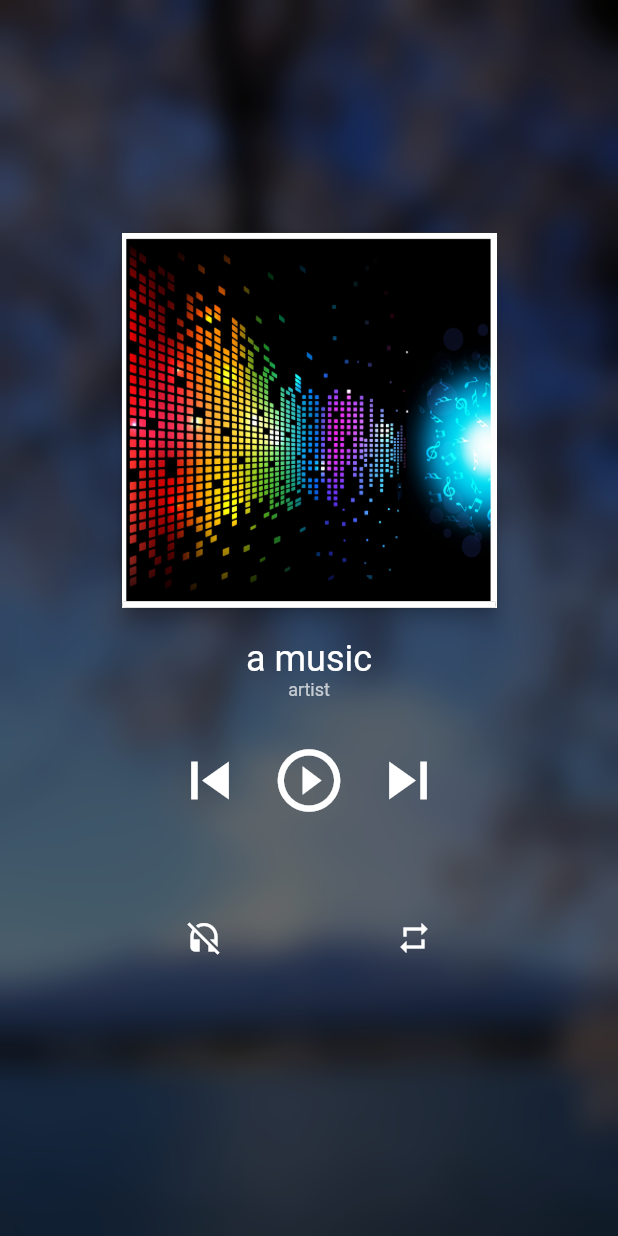
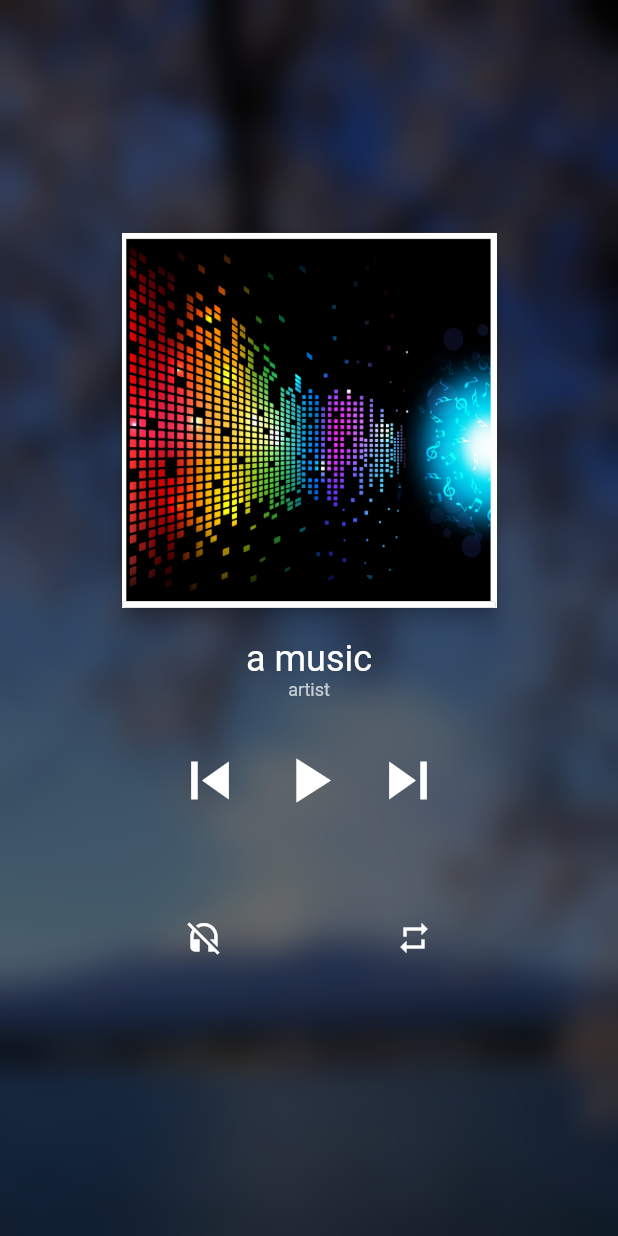
Before and after one commit to Kurun-pan/flutter-music-player, a Flutter app: the screen it shows after launch, after a tap on "a music", on a phone screen of 412 x 824 dp. Run offline on Flutter 3.47's test engine with Material 2 defaults, Android fonts, the phone set to English and light mode, and no system bars; our stand-ins replace flutter_swiper.

```diff
--- a/lib/pages/playing_page.dart
+++ b/lib/pages/playing_page.dart
@@ -117,7 +117,7 @@ class _PlayingState extends State<PlayingPage> {
 
   Future next(Musics m) async {
     stop();
-    setState(() => play(m.nextTrack));
+    play(m.nextTrack);
   }
 
   Future prev(Musics m) async {
@@ -129,6 +129,14 @@ class _PlayingState extends State<PlayingPage> {
     final result = await audioPlayer.mute(muted);
     if (result)
       setState(() => isMuted = muted);
+  }
+
+  void changeTrack(int index) {
+    //print("index = $index");
+    if (index > widget.musics.currentIndex)
+      next(widget.musics);
+    else
+      prev(widget.musics);
   }
 
   @override
@@ -153,7 +161,7 @@ class _PlayingState extends State<PlayingPage> {
           ),
           new Row(mainAxisSize: MainAxisSize.min, children: [
             new CustomIconButton(Icons.skip_previous, () => prev(widget.musics)),
-            new CustomIconButton(isPlaying ? Icons.pause_circle_outline : Icons.play_circle_outline,
+            new CustomIconButton(isPlaying ? Icons.pause : Icons.play_arrow,
                 isPlaying ? () => pause() : () => play(widget._music)),
             new CustomIconButton(Icons.skip_next, () => next(widget.musics)),
           ]),
@@ -203,7 +211,7 @@ class _PlayingState extends State<PlayingPage> {
         mainAxisAlignment: MainAxisAlignment.center,
         mainAxisSize: MainAxisSize.min,
         children: [
-          new AlbumUI(music, duration, position),
+          new AlbumUI(widget.musics, music, duration, position, changeTrack),
           new Material(
             child: _buildPlayer(),
             color: Colors.transparent,
--- a/lib/widgets/player/album_ui.dart
+++ b/lib/widgets/player/album_ui.dart
@@ -1,13 +1,17 @@
 import 'dart:io';
 import 'package:flutter/material.dart';
+import 'package:flutter_swiper/flutter_swiper.dart';
+import 'package:flutter_music_player_app/data/musics.dart';
 import 'package:flutter_music_player_app/data/music.dart';
 
 class AlbumUI extends StatefulWidget {
+  final Musics musics;
   final Music music;
   final Duration position;
   final Duration duration;
+  final void Function(int) changeTrackHandler;
 
-  AlbumUI(this.music, this.duration, this.position);
+  AlbumUI(this.musics, this.music, this.duration, this.position, this.changeTrackHandler);
 
   @override
   AlbumUIState createState() => new AlbumUIState();
@@ -43,6 +47,7 @@ class AlbumUIState extends State<AlbumUI> with SingleTickerProviderStateMixin {
 
     final double height = 250.0;
 
+    /*
     var myHero = new Hero(
       tag: widget.music.title,
       child: new Material(
@@ -61,6 +66,40 @@ class AlbumUIState extends State<AlbumUI> with SingleTickerProviderStateMixin {
                   height: height,
                   gaplessPlayback: false,
                 )),
+    );
+    */
+
+    var myHero = new Hero(
+      tag: widget.music.title,
+      child: new Material(
+          borderRadius: new BorderRadius.circular(5.0),
+          elevation: 5.0,
+          child: new Swiper(
+            itemBuilder: (BuildContext context, int index) {
+              if (f != null)
+                return new Image.file(
+                  f,
+                  fit: BoxFit.cover,
+                  height: height,
+                  gaplessPlayback: true,
+                );
+              else
+                return new Image.asset(
+                  "assets/music_cover.jpg",
+                  fit: BoxFit.fill,
+                  height: height,
+                  gaplessPlayback: false,
+                );
+            },
+            onIndexChanged: (int index) {
+              if (widget.changeTrackHandler != null)
+                widget.changeTrackHandler(index);
+            },
+            itemCount: widget.musics.length,
+            viewportFraction: 1.0,
+            scale: 1.0,
+          )
+      ),
     );
 
     return new SizedBox.fromSize(
--- a/pubspec.yaml
+++ b/pubspec.yaml
@@ -11,6 +11,7 @@ dependencies:
     sdk: flutter
 
   cupertino_icons: ^0.1.2
+  flutter_swiper : ^1.1.6
 
 dev_dependencies:
   flutter_test:
```
Also changed, not shown: pubspec.lock.
